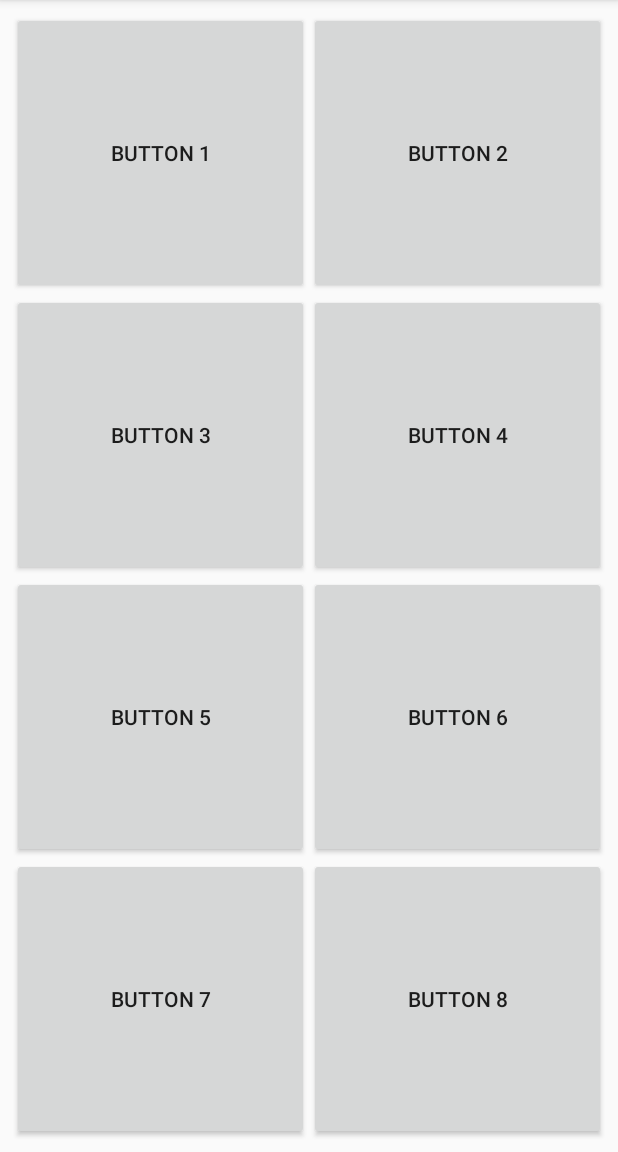
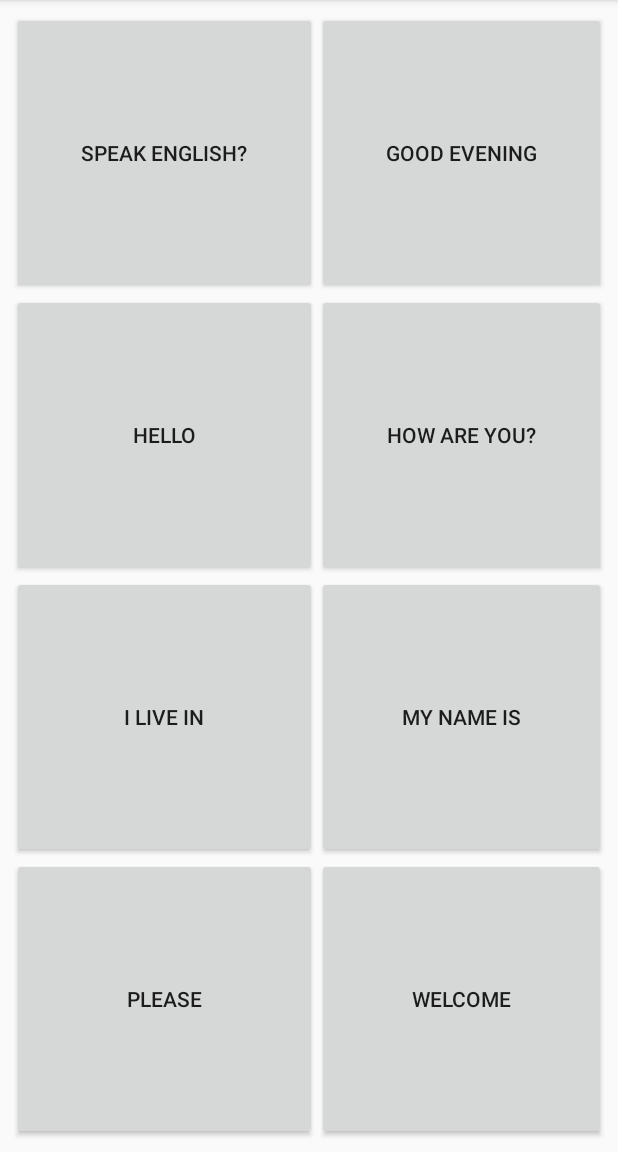
Before and after one commit to nadeemansaris524968/Basic-Phrases-App, an Android app: the screen it shows after launch (MainActivity), on a phone screen of 412 x 824 dp, the part 84-1236 px from its top. Run offline under Robolectric (Android 15) with nearby library versions, the phone set to English and light mode, and no system bars.

Commit message:
App complete

```diff
--- a/app/src/main/java/com/example/nadee/basicphrasesapp/MainActivity.java
+++ b/app/src/main/java/com/example/nadee/basicphrasesapp/MainActivity.java
@@ -1,7 +1,10 @@
 package com.example.nadee.basicphrasesapp;
 
+import android.media.MediaPlayer;
 import android.support.v7.app.AppCompatActivity;
 import android.os.Bundle;
+import android.util.Log;
+import android.view.View;
 
 public class MainActivity extends AppCompatActivity {
 
@@ -10,4 +13,14 @@
         super.onCreate(savedInstanceState);
         setContentView(R.layout.activity_main);
     }
+
+    public void onClick(View view) {
+        int id = view.getId();
+        String ourID = view.getResources().getResourceEntryName(id);
+        int resourceID = getResources().getIdentifier(ourID, "raw","com.example.nadee.basicphrasesapp");
+        Log.i("Resource ID: ",Integer.toString(resourceID));
+        MediaPlayer mediaPlayer = MediaPlayer.create(this, resourceID);
+        mediaPlayer.start();
+        Log.i("BTN: "+ourID, "Tapped");
+    }
 }
--- a/app/src/main/res/layout/activity_main.xml
+++ b/app/src/main/res/layout/activity_main.xml
@@ -21,84 +21,99 @@
         android:layout_marginEnd="8dp">
 
         <Button
-            android:id="@+id/button"
+            android:id="@+id/doyouspeakenglish"
             android:layout_width="wrap_content"
             android:layout_height="wrap_content"
             android:layout_column="0"
+            android:layout_columnWeight="1"
+            android:layout_gravity="fill"
             android:layout_row="0"
-            android:layout_columnWeight="1"
             android:layout_rowWeight="1"
-            android:layout_gravity="fill"
-            android:text="Button 1" />
+            android:onClick="onClick"
+            android:text="Speak English?" />
+
         <Button
-            android:id="@+id/button2"
+            android:id="@+id/goodevening"
             android:layout_width="wrap_content"
             android:layout_height="wrap_content"
             android:layout_column="1"
+            android:layout_columnWeight="1"
+            android:layout_gravity="fill"
             android:layout_row="0"
-            android:layout_columnWeight="1"
             android:layout_rowWeight="1"
-            android:layout_gravity="fill"
-            android:text="Button 2" />
+            android:onClick="onClick"
+            android:text="Good Evening" />
+
         <Button
-            android:id="@+id/button3"
+            android:id="@+id/hello"
             android:layout_width="wrap_content"
             android:layout_height="wrap_content"
             android:layout_column="0"
+            android:layout_columnWeight="1"
+            android:layout_gravity="fill"
             android:layout_row="1"
-            android:layout_columnWeight="1"
             android:layout_rowWeight="1"
-            android:layout_gravity="fill"
-            android:text="Button 3" />
+            android:onClick="onClick"
+            android:text="Hello" />
+
         <Button
-            android:id="@+id/button4"
+            android:id="@+id/howareyou"
             android:layout_width="wrap_content"
             android:layout_height="wrap_content"
             android:layout_column="1"
+            android:layout_columnWeight="1"
+            android:layout_gravity="fill"
             android:layout_row="1"
-            android:layout_columnWeight="1"
             android:layout_rowWeight="1"
-            android:layout_gravity="fill"
-            android:text="Button 4" />
+            android:onClick="onClick"
+            android:text="How are you?" />
+
         <Button
-            android:id="@+id/button5"
+            android:id="@+id/ilivein"
             android:layout_width="wrap_content"
             android:layout_height="wrap_content"
             android:layout_column="0"
+            android:layout_columnWeight="1"
+            android:layout_gravity="fill"
             android:layout_row="2"
-            android:layout_columnWeight="1"
             android:layout_rowWeight="1"
-            android:layout_gravity="fill"
-            android:text="Button 5" />
+            android:onClick="onClick"
+            android:text="I live In" />
+
         <Button
-            android:id="@+id/button6"
+            android:id="@+id/mynameis"
             android:layout_width="wrap_content"
             android:layout_height="wrap_content"
             android:layout_column="1"
+            android:layout_columnWeight="1"
+            android:layout_gravity="fill"
             android:layout_row="2"
-            android:layout_columnWeight="1"
             android:layout_rowWeight="1"
-            android:layout_gravity="fill"
-            android:text="Button 6" />
+            android:onClick="onClick"
+            android:text="My name is" />
+
         <Button
-            android:id="@+id/button7"
+            android:id="@+id/please"
             android:layout_width="wrap_content"
             android:layout_height="wrap_content"
             android:layout_column="0"
+            android:layout_columnWeight="1"
+            android:layout_gravity="fill"
             android:layout_row="3"
-            android:layout_columnWeight="1"
             android:layout_rowWeight="1"
-            android:layout_gravity="fill"
-            android:text="Button 7" />
+            android:onClick="onClick"
+            android:text="Please" />
+
         <Button
-            android:id="@+id/button8"
+            android:id="@+id/welcome"
             android:layout_width="wrap_content"
             android:layout_height="wrap_content"
             android:layout_column="1"
+            android:layout_columnWeight="1"
+            android:layout_gravity="fill"
             android:layout_row="3"
-            android:layout_columnWeight="1"
             android:layout_rowWeight="1"
-            android:layout_gravity="fill"
-            android:text="Button 8" />
+            android:onClick="onClick"
+            android:text="Welcome" />
     </GridLayout>
 </android.support.constraint.ConstraintLayout>
```
Also changed, not shown: 8 other files.
